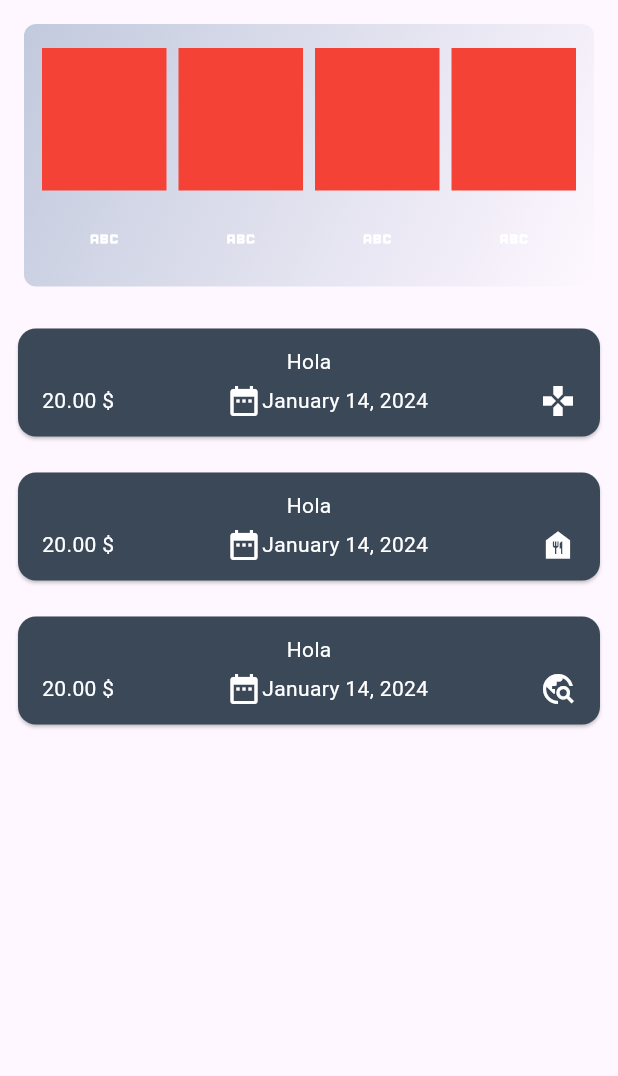
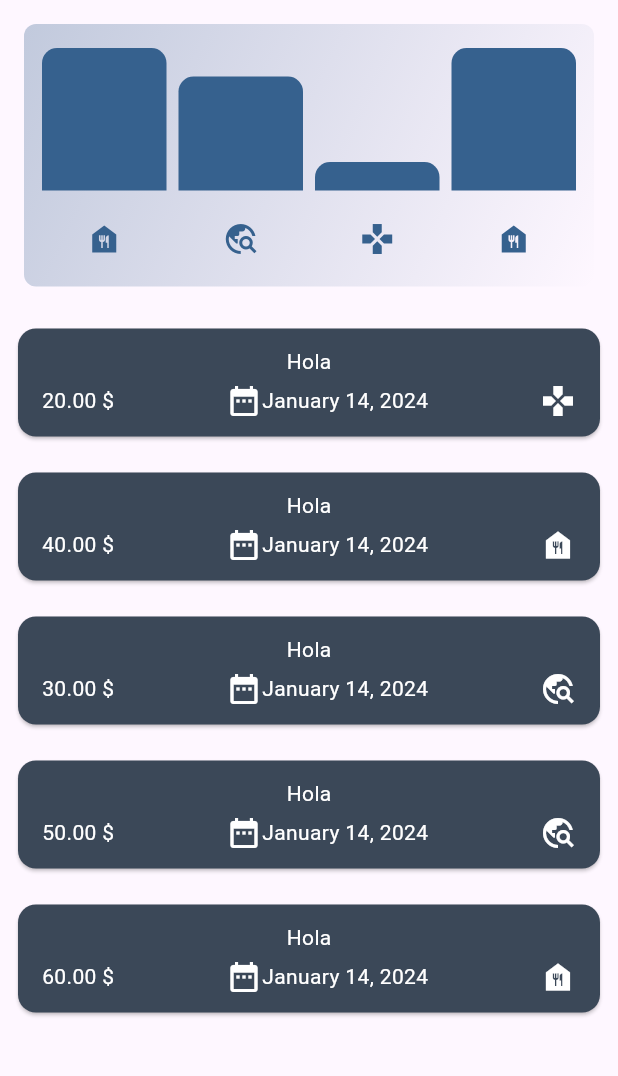
Before and after one commit to riahimedyassin/Expenses-App, a Flutter app: the screen it shows after launch, on a phone screen of 412 x 824 dp, the part 84-1160 px from its top. Run offline on Flutter 3.47's test engine with Material 3 defaults, Android fonts, the phone set to English and light mode, and no system bars.

Commit message:
Chart done

```diff
--- a/lib/chart/chart.dart
+++ b/lib/chart/chart.dart
@@ -25,6 +25,8 @@ class Chart extends StatelessWidget {
 
   @override
   Widget build(BuildContext context) {
+    final bool isDarkMode =
+        MediaQuery.of(context).platformBrightness == Brightness.dark;
     return Container(
       margin: const EdgeInsets.all(16),
       padding: const EdgeInsets.symmetric(vertical: 16, horizontal: 8),
@@ -41,7 +43,12 @@ class Chart extends StatelessWidget {
         children: [
           Expanded(
             child: Row(
-              children: [for (final b in buckets) ChartBar(fill: b.totalExpenses,)],
+              mainAxisAlignment: MainAxisAlignment.center,
+              crossAxisAlignment: CrossAxisAlignment.end,
+              children: [
+                for (final b in buckets)
+                  ChartBar(fill: b.totalExpenses / maxExpense)
+              ],
             ),
           ),
           const SizedBox(
@@ -50,12 +57,17 @@ class Chart extends StatelessWidget {
           Row(
             children: buckets
                 .map(
-                  (e) => const Expanded(
+                  (e) => Expanded(
                     child: Padding(
-                      padding: EdgeInsets.symmetric(
+                      padding: const EdgeInsets.symmetric(
                         vertical: 4,
                       ),
-                      child: Icon(Icons.abc),
+                      child: Icon(
+                        categoryIcon[e.category],
+                        color: !isDarkMode
+                            ? Theme.of(context).colorScheme.primary
+                            : Theme.of(context).colorScheme.primaryContainer,
+                      ),
                     ),
                   ),
                 )
--- a/lib/chart/chart_bar.dart
+++ b/lib/chart/chart_bar.dart
@@ -2,16 +2,31 @@ import 'package:flutter/material.dart';
 
 class ChartBar extends StatelessWidget {
   const ChartBar({super.key, required this.fill});
-  final double fill ;
+  final double fill;
 
   @override
   Widget build(BuildContext context) {
+    final bool isDarkMode =
+        MediaQuery.of(context).platformBrightness == Brightness.dark;
     return Expanded(
       child: Padding(
-          padding: EdgeInsets.symmetric(horizontal: 4),
-          child: Container(
-            color: Colors.red,
-          )),
+        padding: const EdgeInsets.symmetric(horizontal: 4),
+        child: FractionallySizedBox(
+          heightFactor: fill,
+          child: DecoratedBox(
+            decoration: BoxDecoration(
+              borderRadius: const BorderRadius.vertical(
+                top: Radius.circular(
+                  10,
+                ),
+              ),
+              color: !isDarkMode
+                  ? Theme.of(context).colorScheme.primary
+                  : Theme.of(context).colorScheme.secondary,
+            ),
+          ),
+        ),
+      ),
     );
   }
 }
--- a/lib/expenses.dart
+++ b/lib/expenses.dart
@@ -22,14 +22,24 @@ class _ExpensesState extends State<Expenses> {
         category: ExpenseCategory.games),
     Expense(
         title: "Hola",
-        amount: 20,
+        amount: 40,
         date: DateTime.now(),
         category: ExpenseCategory.food),
     Expense(
         title: "Hola",
-        amount: 20,
+        amount: 30,
         date: DateTime.now(),
         category: ExpenseCategory.travel),
+    Expense(
+        title: "Hola",
+        amount: 50,
+        date: DateTime.now(),
+        category: ExpenseCategory.travel),
+    Expense(
+        title: "Hola",
+        amount: 60,
+        date: DateTime.now(),
+        category: ExpenseCategory.food),
   ];
   void addExpense(Expense e) {
     setState(() {
```
